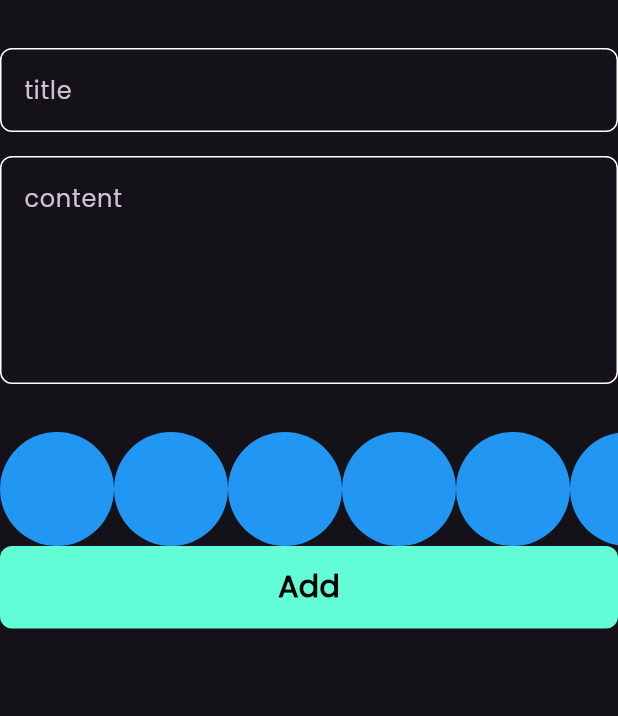
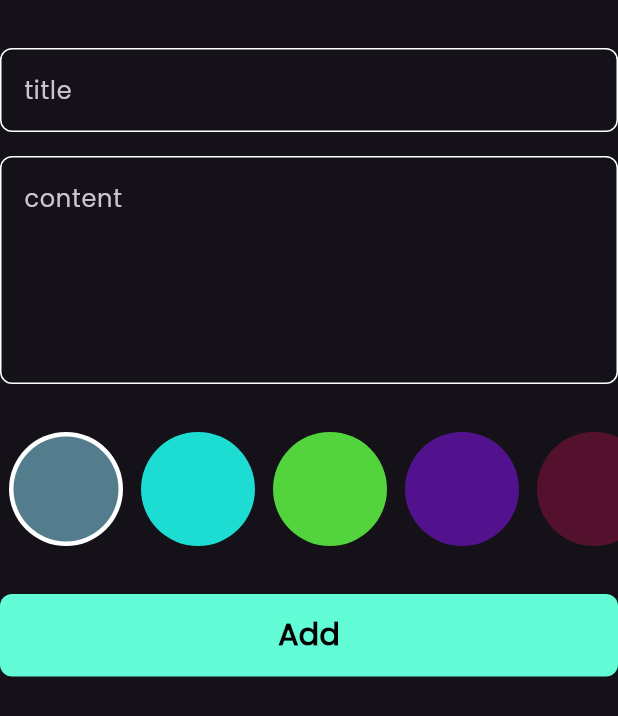
Before and after one commit to EngMohammed123/notes_app, a Flutter app: the AddNoteForm widget shown alone on an empty page, opened directly, on a phone screen of 412 x 824 dp. Shown: the top 716 px of the screen. Run offline on Flutter 3.47's test engine with Material 3 defaults, Android fonts, the phone set to English and light mode, and no system bars; our stand-ins replace flutter_bloc, hive, hive_flutter, modal_progress_hud_nsn; accounts and stored records are empty.

Commit message:
create colors list view part 2

```diff
--- a/lib/views/widgets/add_note_form.dart
+++ b/lib/views/widgets/add_note_form.dart
@@ -54,6 +54,9 @@ class _AddNoteFormState extends State<AddNoteForm> {
             height: 32,
           ),
           const ColorsListView(),
+          SizedBox(
+            height: 32,
+          ),
           BlocBuilder<AddNoteCubit, AddNoteState>(
             builder: (context, state) {
               return CustomButton(
--- a/lib/views/widgets/colors_list_view.dart
+++ b/lib/views/widgets/colors_list_view.dart
@@ -1,29 +1,69 @@
 import 'package:flutter/material.dart';
 
 class ColorItem extends StatelessWidget {
-  const ColorItem({super.key});
-
+  const ColorItem({super.key, required this.isActive, required this.color});
+final bool isActive;
+final Color color;
   @override
   Widget build(BuildContext context) {
-    return const CircleAvatar(
+    return isActive ?
+     CircleAvatar(
       radius: 38,
-      backgroundColor: Colors.blue,
+      backgroundColor: Colors.white,
+      child: CircleAvatar(
+        radius: 35,
+        backgroundColor: color,
+      ),
+    )
+        : CircleAvatar(
+      radius: 38,
+      backgroundColor: color,
     );
   }
 }
 
-class ColorsListView extends StatelessWidget {
-  const ColorsListView({super.key});
+class ColorsListView extends StatefulWidget {
+  const ColorsListView({super.key,});
+
+  @override
+  State<ColorsListView> createState() => _ColorsListViewState();
+}
+
+class _ColorsListViewState extends State<ColorsListView> {
+
+  int currentIndex = 0;
+
+  List<Color> colors = const [
+    Color(0xff537D8D),
+    Color(0xff1DDDD3),
+    Color(0xff53D43D),
+    Color(0xff53128D),
+    Color(0xff53112D),
+  ];
 
   @override
   Widget build(BuildContext context) {
     return SizedBox(
       height: 76,
       child: ListView.builder(
-        itemCount: 10,
+        itemCount: colors.length,
         scrollDirection: Axis.horizontal,
         itemBuilder: (context, index) {
-          return const ColorItem();
+          return Padding(
+            padding: const EdgeInsets.symmetric(horizontal: 6),
+            child: GestureDetector(
+              onTap: (){
+                currentIndex = index;
+                setState(() {
+
+                });
+              },
+              child: ColorItem(
+                isActive: currentIndex == index,
+                color: colors[index],
+              ),
+            ),
+          );
         },),
     );
   }
```
